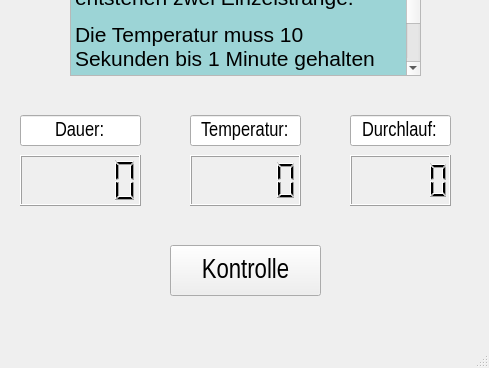
Before: the Qt Designer form dipl_Phasenablauf/AblaufWindowDenat_v1.ui in diplomarbeit-PCR/Diplomarbeit_PCR, drawn with Qt 5; both pictures show x 0 to 489 and y 365 to 733 of the 489 by 733 pixel window.
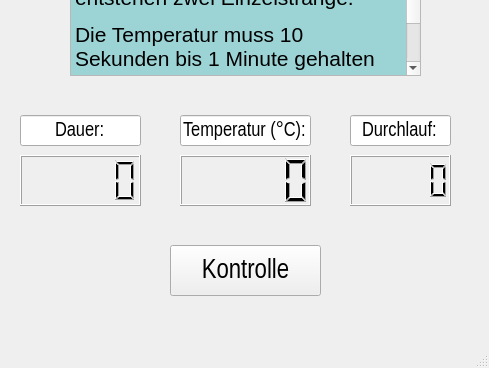
After: the same form once the commit is applied.

Commit message: neue windows

Patch:
```diff
--- a/dipl_Phasenablauf/AblaufWindowDenat_v1.ui
+++ b/dipl_Phasenablauf/AblaufWindowDenat_v1.ui
@@ -154,9 +154,9 @@
    <widget class="QLCDNumber" name="temp_sensD">
     <property name="geometry">
      <rect>
-      <x>190</x>
+      <x>180</x>
       <y>520</y>
-      <width>111</width>
+      <width>131</width>
       <height>51</height>
      </rect>
     </property>
@@ -164,9 +164,9 @@
    <widget class="QLineEdit" name="Temp_line">
     <property name="geometry">
      <rect>
-      <x>190</x>
+      <x>180</x>
       <y>480</y>
-      <width>111</width>
+      <width>131</width>
       <height>31</height>
      </rect>
     </property>
@@ -177,7 +177,7 @@
      </font>
     </property>
     <property name="text">
-     <string>Temperatur:</string>
+     <string>Temperatur (°C):</string>
     </property>
     <property name="alignment">
      <set>Qt::AlignCenter</set>
```
The commit also changes 4 other files.
